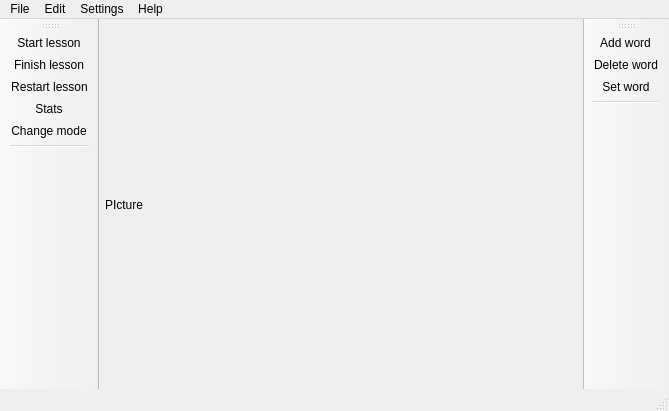
The window that Learn_Words_App_0_0_1/mainwindow.ui (Sautenko-Andrey/learn_words_app) describes before a commit, drawn with Qt 5.
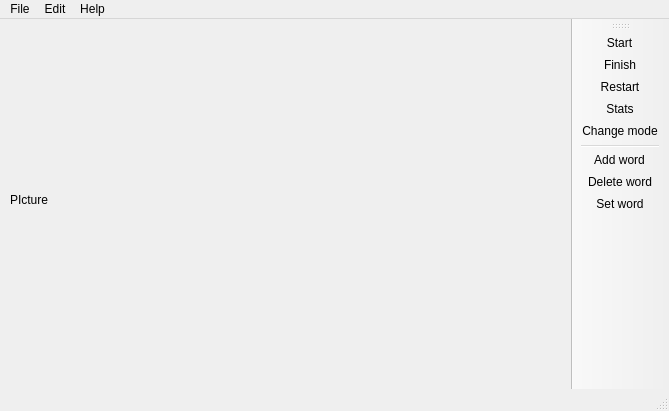
The same window after the commit. Icons and pictures are not drawn.

Diff of the .ui file:
```diff
--- a/Learn_Words_App_0_0_1/mainwindow.ui
+++ b/Learn_Words_App_0_0_1/mainwindow.ui
@@ -17,10 +17,10 @@
    <widget class="QLabel" name="imageLabel">
     <property name="geometry">
      <rect>
-      <x>6</x>
-      <y>10</y>
-      <width>421</width>
-      <height>351</height>
+      <x>10</x>
+      <y>0</y>
+      <width>531</width>
+      <height>361</height>
      </rect>
     </property>
     <property name="text">
@@ -54,12 +54,6 @@
     <addaction name="actionDelete_word"/>
     <addaction name="actionSet_word"/>
    </widget>
-   <widget class="QMenu" name="menuSettings">
-    <property name="title">
-     <string>Settings</string>
-    </property>
-    <addaction name="actionChange_mode"/>
-   </widget>
    <widget class="QMenu" name="menuHelp">
     <property name="title">
      <string>Help</string>
@@ -67,16 +61,15 @@
    </widget>
    <addaction name="menuFile"/>
    <addaction name="menuEdit"/>
-   <addaction name="menuSettings"/>
    <addaction name="menuHelp"/>
   </widget>
   <widget class="QStatusBar" name="statusbar"/>
-  <widget class="QToolBar" name="toolBar">
+  <widget class="QToolBar" name="toolBar_2">
    <property name="windowTitle">
     <string>toolBar</string>
    </property>
    <attribute name="toolBarArea">
-    <enum>LeftToolBarArea</enum>
+    <enum>RightToolBarArea</enum>
    </attribute>
    <attribute name="toolBarBreak">
     <bool>false</bool>
@@ -87,21 +80,9 @@
    <addaction name="actionStats"/>
    <addaction name="actionChange_mode"/>
    <addaction name="separator"/>
-  </widget>
-  <widget class="QToolBar" name="toolBar_2">
-   <property name="windowTitle">
-    <string>toolBar_2</string>
-   </property>
-   <attribute name="toolBarArea">
-    <enum>RightToolBarArea</enum>
-   </attribute>
-   <attribute name="toolBarBreak">
-    <bool>false</bool>
-   </attribute>
    <addaction name="actionAdd_word"/>
    <addaction name="actionDelete_word"/>
    <addaction name="actionSet_word"/>
-   <addaction name="separator"/>
   </widget>
   <action name="actionAdd_word">
    <property name="text">
@@ -120,17 +101,17 @@
   </action>
   <action name="actionStart_lesson">
    <property name="text">
-    <string>Start lesson</string>
+    <string>Start</string>
    </property>
   </action>
   <action name="actionFinish_lesson">
    <property name="text">
-    <string>Finish lesson</string>
+    <string>Finish</string>
    </property>
   </action>
   <action name="actionRestart_lesson">
    <property name="text">
-    <string>Restart lesson</string>
+    <string>Restart</string>
    </property>
   </action>
   <action name="actionStats">
```
Left out of the diff: 38 changed lines with no effect on the pictures.
